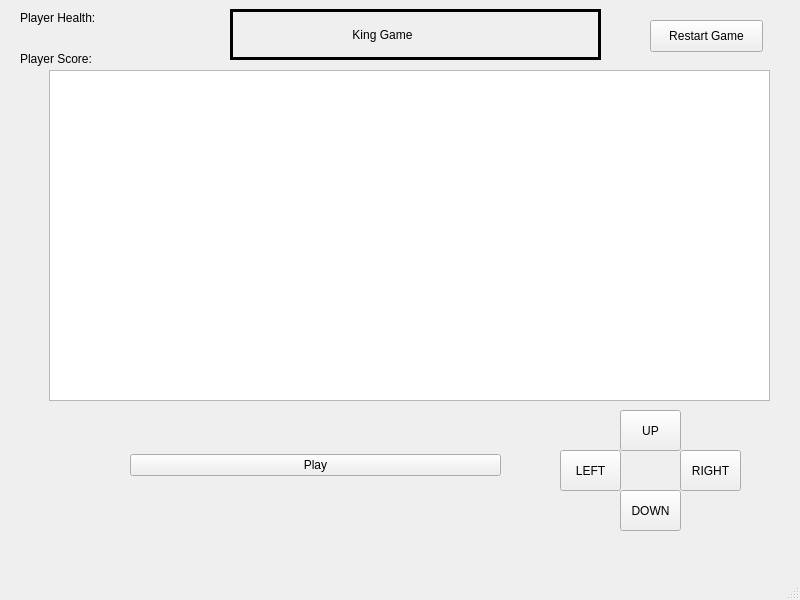
Qt form mainwindow.ui (jackjj1125/HW5) before a commit.
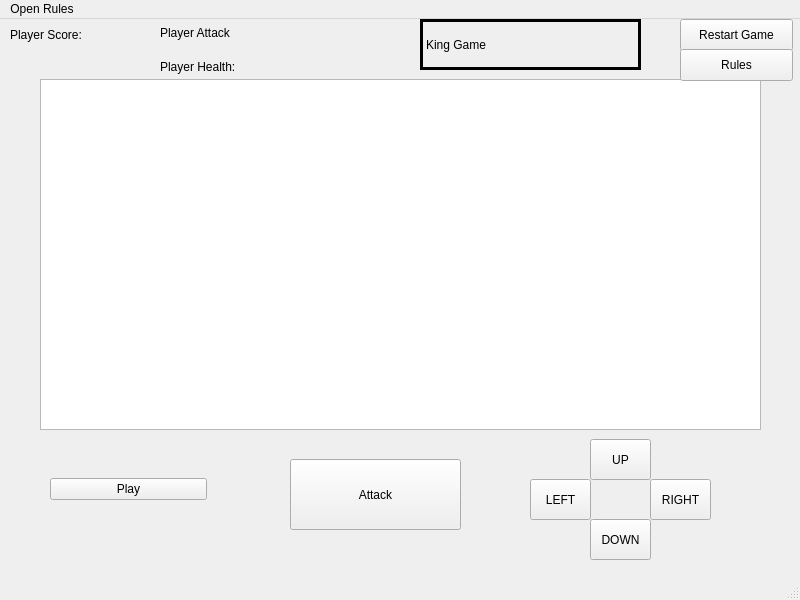
The same form after that commit.

What changed in the file:
```diff
--- a/mainwindow.ui
+++ b/mainwindow.ui
@@ -17,10 +17,10 @@
    <widget class="QWidget" name="horizontalLayoutWidget">
     <property name="geometry">
      <rect>
-      <x>130</x>
+      <x>50</x>
       <y>410</y>
-      <width>371</width>
-      <height>111</height>
+      <width>157</width>
+      <height>121</height>
      </rect>
     </property>
     <layout class="QHBoxLayout" name="horizontalLayout">
@@ -36,50 +36,44 @@
    <widget class="QWidget" name="verticalLayoutWidget_2">
     <property name="geometry">
      <rect>
-      <x>20</x>
+      <x>160</x>
       <y>0</y>
       <width>181</width>
-      <height>76</height>
+      <height>61</height>
      </rect>
     </property>
     <layout class="QVBoxLayout" name="verticalLayout_2">
      <item>
-      <widget class="QLabel" name="label">
-       <property name="autoFillBackground">
-        <bool>true</bool>
+      <widget class="QLabel" name="attackLabel">
+       <property name="text">
+        <string>Player Attack</string>
        </property>
+      </widget>
+     </item>
+     <item>
+      <widget class="QLabel" name="health">
        <property name="text">
         <string>Player Health:</string>
        </property>
       </widget>
      </item>
-     <item>
-      <widget class="QLabel" name="label_2">
-       <property name="autoFillBackground">
-        <bool>true</bool>
-       </property>
-       <property name="text">
-        <string>Player Score:</string>
-       </property>
-      </widget>
-     </item>
     </layout>
    </widget>
    <widget class="QGraphicsView" name="gameGraphicsView">
     <property name="geometry">
      <rect>
-      <x>49</x>
-      <y>70</y>
+      <x>40</x>
+      <y>60</y>
       <width>721</width>
-      <height>331</height>
+      <height>351</height>
      </rect>
     </property>
    </widget>
    <widget class="QPushButton" name="restartButton">
     <property name="geometry">
      <rect>
-      <x>650</x>
-      <y>20</y>
+      <x>680</x>
+      <y>0</y>
       <width>113</width>
       <height>32</height>
      </rect>
@@ -91,9 +85,9 @@
    <widget class="QLabel" name="label_3">
     <property name="geometry">
      <rect>
-      <x>230</x>
-      <y>9</y>
-      <width>371</width>
+      <x>420</x>
+      <y>0</y>
+      <width>221</width>
       <height>51</height>
      </rect>
     </property>
@@ -104,20 +98,14 @@
      <number>3</number>
     </property>
     <property name="text">
-     <string>                                   King Game</string>
-    </property>
-    <property name="scaledContents">
-     <bool>true</bool>
-    </property>
-    <property name="wordWrap">
-     <bool>true</bool>
+     <string>King Game</string>
     </property>
    </widget>
    <widget class="QToolButton" name="toolButton">
     <property name="geometry">
      <rect>
-      <x>620</x>
-      <y>410</y>
+      <x>590</x>
+      <y>420</y>
       <width>61</width>
       <height>41</height>
      </rect>
@@ -129,8 +117,8 @@
    <widget class="QToolButton" name="toolButton_2">
     <property name="geometry">
      <rect>
-      <x>560</x>
-      <y>450</y>
+      <x>530</x>
+      <y>460</y>
       <width>61</width>
       <height>41</height>
      </rect>
@@ -142,8 +130,8 @@
    <widget class="QToolButton" name="toolButton_3">
     <property name="geometry">
      <rect>
-      <x>680</x>
-      <y>450</y>
+      <x>650</x>
+      <y>460</y>
       <width>61</width>
       <height>41</height>
      </rect>
@@ -155,8 +143,8 @@
    <widget class="QToolButton" name="toolButton_4">
     <property name="geometry">
      <rect>
-      <x>620</x>
-      <y>490</y>
+      <x>590</x>
+      <y>500</y>
       <width>61</width>
       <height>41</height>
      </rect>
@@ -165,6 +153,51 @@
      <string>DOWN</string>
     </property>
    </widget>
+   <widget class="QWidget" name="verticalLayoutWidget">
+    <property name="geometry">
+     <rect>
+      <x>10</x>
+      <y>0</y>
+      <width>141</width>
+      <height>31</height>
+     </rect>
+    </property>
+    <layout class="QVBoxLayout" name="verticalLayout">
+     <item>
+      <widget class="QLabel" name="score">
+       <property name="text">
+        <string>Player Score:</string>
+       </property>
+      </widget>
+     </item>
+    </layout>
+   </widget>
+   <widget class="QPushButton" name="attackButton">
+    <property name="geometry">
+     <rect>
+      <x>290</x>
+      <y>440</y>
+      <width>171</width>
+      <height>71</height>
+     </rect>
+    </property>
+    <property name="text">
+     <string>Attack</string>
+    </property>
+   </widget>
+   <widget class="QPushButton" name="pushButton">
+    <property name="geometry">
+     <rect>
+      <x>680</x>
+      <y>30</y>
+      <width>113</width>
+      <height>32</height>
+     </rect>
+    </property>
+    <property name="text">
+     <string>Rules</string>
+    </property>
+   </widget>
   </widget>
   <widget class="QMenuBar" name="menubar">
    <property name="geometry">
@@ -175,6 +208,22 @@
      <height>37</height>
     </rect>
    </property>
+   <property name="autoFillBackground">
+    <bool>true</bool>
+   </property>
+   <property name="defaultUp">
+    <bool>true</bool>
+   </property>
+   <widget class="QMenu" name="menuOpen_Rules">
+    <property name="title">
+     <string>Open Rules</string>
+    </property>
+    <property name="toolTipsVisible">
+     <bool>true</bool>
+    </property>
+    <addaction name="actionOpen_Rules"/>
+   </widget>
+   <addaction name="menuOpen_Rules"/>
   </widget>
   <widget class="QStatusBar" name="statusbar"/>
  </widget>
```
Left out of the diff: 22 changed lines with no effect on the pictures.
